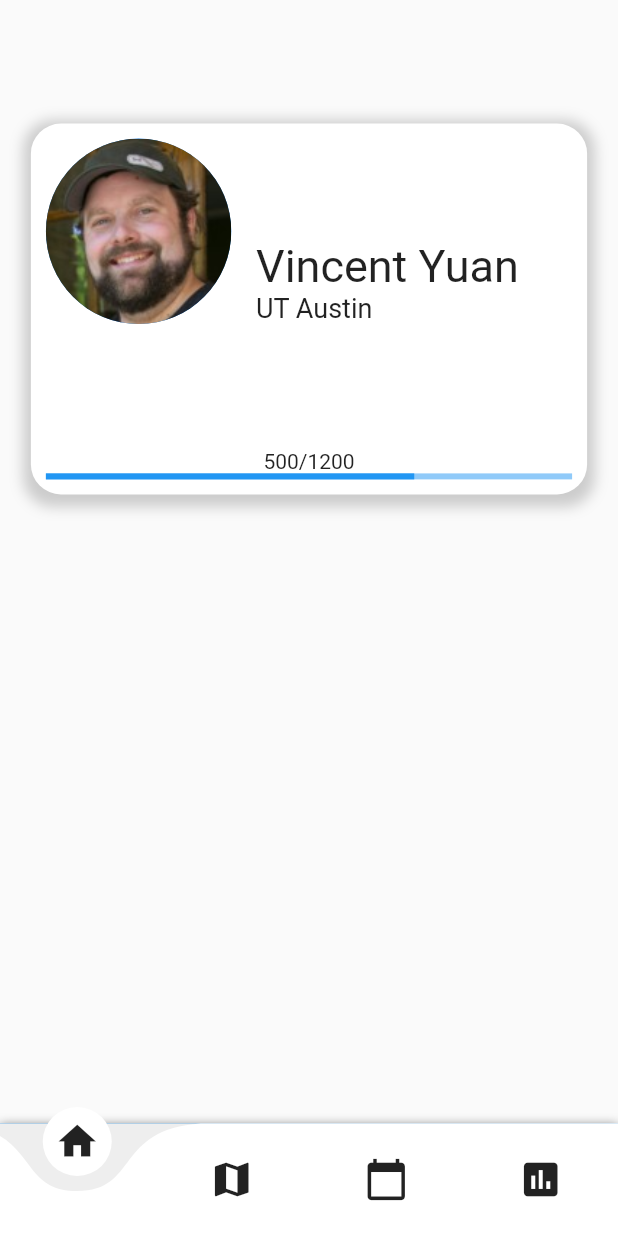
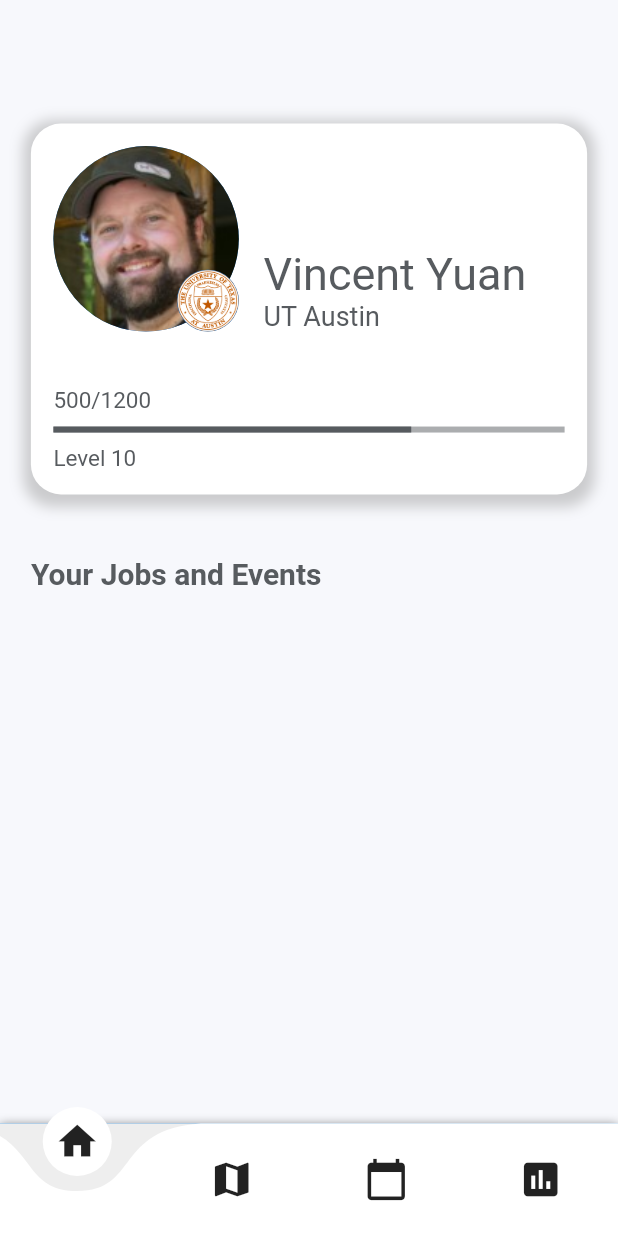
Before and after one commit to YuanSamuel/college_competitions, a Flutter app: the screen it shows after launch, on a phone screen of 412 x 824 dp. Run offline on Flutter 3.47's test engine with Material 2 defaults, Android fonts, the light colour scheme and no system bars; drawn by our look-alikes of curved_navigation_bar; our stand-ins replace cloud_firestore, dio, firebase_auth, firebase_core, firebase_storage, google_maps_flutter and 2 more; accounts and stored records are empty.

Commit message:
set up dashboard main card

```diff
--- a/lib/main.dart
+++ b/lib/main.dart
@@ -1,4 +1,5 @@
 import 'package:college_competitions/screens/root_screen.dart';
+import 'package:college_competitions/utils/style_constants.dart';
 import 'package:flutter/material.dart';
 import 'package:google_maps_flutter/google_maps_flutter.dart';
 
@@ -17,7 +18,8 @@ class MyApp extends StatelessWidget {
       title: 'Flutter Demo',
       debugShowCheckedModeBanner: false,
       theme: ThemeData(
-        primarySwatch: Colors.blue,
+          scaffoldBackgroundColor: StyleConstants.darkWhite,
+          primarySwatch: Colors.blue,
       ),
       home: const RootScreen(),
     );
--- a/lib/screens/dashboard_screen.dart
+++ b/lib/screens/dashboard_screen.dart
@@ -19,13 +19,18 @@ class _DashboardScreenState extends State<DashboardScreen> {
       body: Container(
         height: height,
         width: width,
+        child: Padding(
+          padding: EdgeInsets.symmetric(horizontal: width * 0.05),
           child: Column(
+            crossAxisAlignment: CrossAxisAlignment.start,
             children: [
               SizedBox(height: height * 0.1,),
-            Container(
+              Align(
+                alignment: Alignment.center,
+                child: Container(
                   height: height * 0.3,
                   width: width * 0.9,
-              padding: EdgeInsets.all(10.0),
+                  padding: EdgeInsets.all(15.0),
                   decoration: BoxDecoration(
                     color: Colors.white,
                     borderRadius: BorderRadius.circular(20.0),
@@ -45,32 +50,54 @@ class _DashboardScreenState extends State<DashboardScreen> {
                       Row(
                         crossAxisAlignment: CrossAxisAlignment.end,
                         children: [
+                          Stack(
+                            children: [
                               CircleAvatar(
                                 backgroundImage: AssetImage('assets/profpic1.jpg'),
                                 radius: width * 0.15,
+                              ),
+                              Positioned(
+                                bottom: 0.0,
+                                  right: 0.0,
+                                  child: CircleAvatar(
+                                    backgroundImage: AssetImage('assets/utlogo.png'),
+                                    radius: width * 0.05,
+                                ),
+                              ),
+                            ],
                           ),
                           SizedBox(width: width * 0.04,),
                           Column(
                             crossAxisAlignment: CrossAxisAlignment.start,
                             children: [
-                          Text('Vincent Yuan', style: TextStyle(fontSize: 30.0, fontWeight: FontWeight.normal),),
-                          Text('UT Austin', style: TextStyle(fontSize: 18.0, fontWeight: FontWeight.normal),),
+                              Text('Vincent Yuan', style: StyleConstants.titleTextReg),
+                              Text('UT Austin', style: StyleConstants.descTextReg),
                             ],
                           ),
                         ],
                       ),
                       Column(
+                        crossAxisAlignment: CrossAxisAlignment.start,
                         children: [
-                      Text('500/1200'),
+                          Text('500/1200', style: StyleConstants.subTextReg),
+                          SizedBox(height: height * 0.01,),
                           LinearProgressIndicator(
                             value: 0.7,
+                            valueColor: new AlwaysStoppedAnimation(StyleConstants.lightBlack),
+                            backgroundColor: StyleConstants.lightBlack.withOpacity(0.5),
                           ),
+                          SizedBox(height: height * 0.01,),
+                          Text('Level 10', style: StyleConstants.subTextReg),
                         ],
-                  )
+                      ),
                     ],
                   ),
                 ),
+              ),
+              SizedBox(height: height * 0.05,),
+              Text('Your Jobs and Events', style: StyleConstants.medTextBold,),
             ],
+          ),
         ),
       ),
     );
--- a/lib/utils/style_constants.dart
+++ b/lib/utils/style_constants.dart
@@ -29,6 +29,20 @@ class StyleConstants {
 
   static Color darkBlue = const Color(0xff234E6F);
 
+  static TextStyle titleTextReg = TextStyle(fontSize: 30.0, fontWeight: FontWeight.normal, color: lightBlack);
+
+  static TextStyle titleTextBold = TextStyle(fontSize: 30.0, fontWeight: FontWeight.bold, color: lightBlack);
+
+  static TextStyle medTextReg = TextStyle(fontSize: 20.0, fontWeight: FontWeight.normal, color: lightBlack);
+
+  static TextStyle medTextBold = TextStyle(fontSize: 20.0, fontWeight: FontWeight.bold, color: lightBlack);
+
+  static TextStyle descTextReg = TextStyle(fontSize: 18.0, fontWeight: FontWeight.normal, color: lightBlack);
+
+  static TextStyle subTextReg = TextStyle(fontSize: 15.0, fontWeight: FontWeight.w400, color: lightBlack);
+
+
+
 
 
 }
```
Lines whose indentation alone changed are shown as unchanged.
